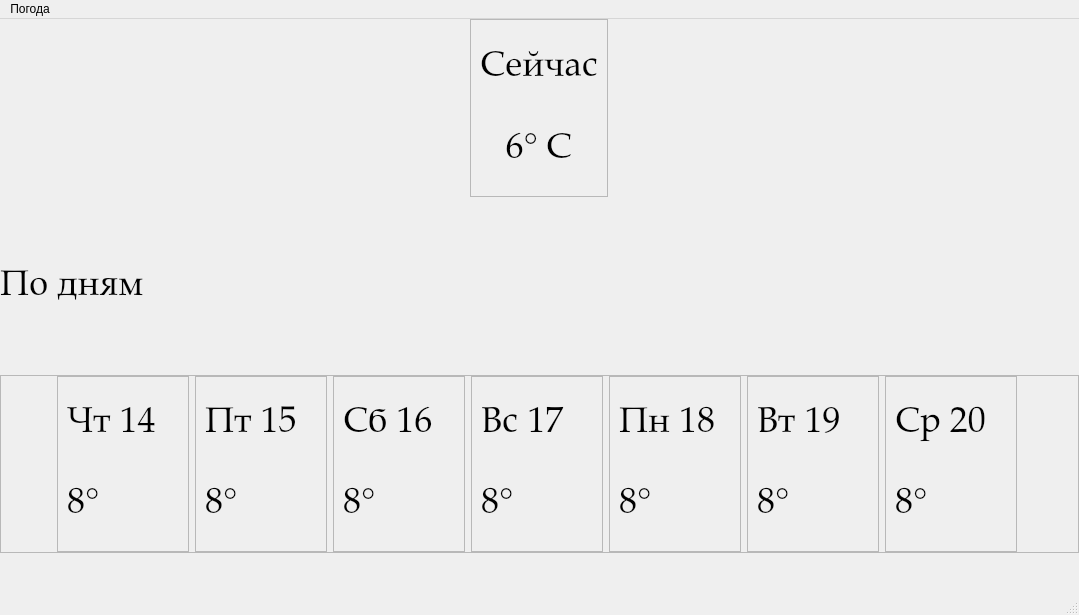
Pizhlo/Weather, file mainwindow.ui: the form before one commit.
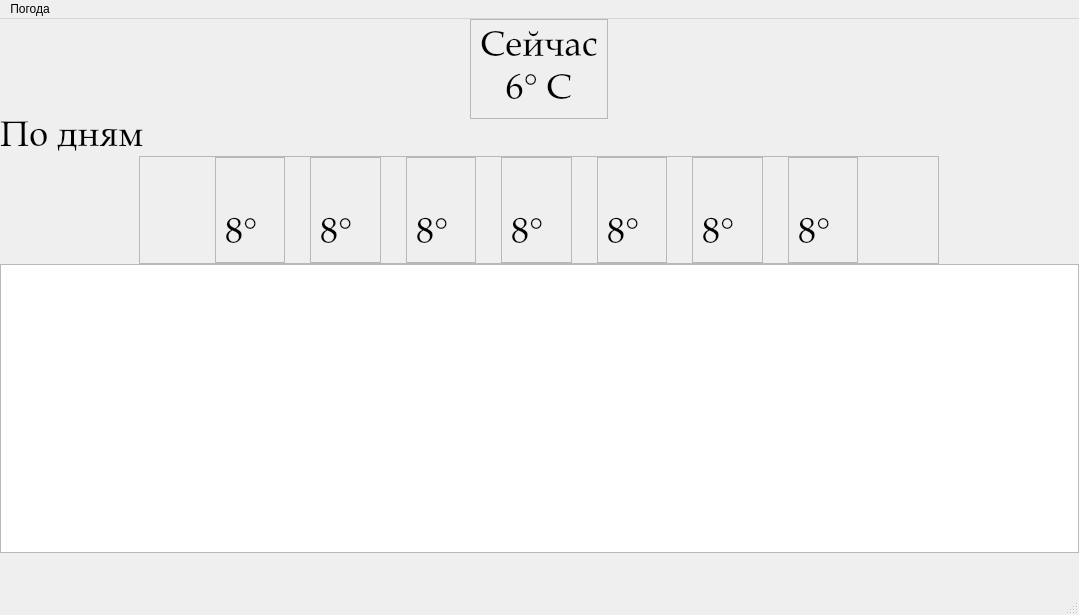
The form after the commit. Icons and pictures are not drawn.

Commit message: added dateOnScreen func; modified replyFinished func; removed downloader class

```diff
--- a/mainwindow.ui
+++ b/mainwindow.ui
@@ -105,8 +105,14 @@
       </property>
      </widget>
     </item>
-    <item>
+    <item alignment="Qt::AlignHCenter">
      <widget class="QFrame" name="frame">
+      <property name="minimumSize">
+       <size>
+        <width>800</width>
+        <height>0</height>
+       </size>
+      </property>
       <property name="frameShape">
        <enum>QFrame::StyledPanel</enum>
       </property>
@@ -114,6 +120,9 @@
        <enum>QFrame::Raised</enum>
       </property>
       <layout class="QHBoxLayout" name="horizontalLayout">
+       <property name="spacing">
+        <number>25</number>
+       </property>
        <property name="leftMargin">
         <number>0</number>
        </property>
@@ -128,15 +137,6 @@
        </property>
        <item>
         <widget class="QPushButton" name="left_button">
-         <property name="enabled">
-          <bool>true</bool>
-         </property>
-         <property name="sizePolicy">
-          <sizepolicy hsizetype="Fixed" vsizetype="Fixed">
-           <horstretch>0</horstretch>
-           <verstretch>0</verstretch>
-          </sizepolicy>
-         </property>
          <property name="minimumSize">
           <size>
            <width>15</width>
@@ -200,7 +200,7 @@
              </font>
             </property>
             <property name="text">
-             <string>Чт 14</string>
+             <string/>
             </property>
            </widget>
           </item>
@@ -238,7 +238,7 @@
              </font>
             </property>
             <property name="text">
-             <string>Пт 15</string>
+             <string/>
             </property>
            </widget>
           </item>
@@ -276,7 +276,7 @@
              </font>
             </property>
             <property name="text">
-             <string>Сб 16</string>
+             <string/>
             </property>
            </widget>
           </item>
@@ -314,7 +314,7 @@
              </font>
             </property>
             <property name="text">
-             <string>Вс 17</string>
+             <string/>
             </property>
            </widget>
           </item>
@@ -352,7 +352,7 @@
              </font>
             </property>
             <property name="text">
-             <string>Пн 18</string>
+             <string/>
             </property>
            </widget>
           </item>
@@ -390,7 +390,7 @@
              </font>
             </property>
             <property name="text">
-             <string>Вт 19</string>
+             <string/>
             </property>
            </widget>
           </item>
@@ -428,7 +428,7 @@
              </font>
             </property>
             <property name="text">
-             <string>Ср 20</string>
+             <string/>
             </property>
            </widget>
           </item>
@@ -494,6 +494,9 @@
       </layout>
      </widget>
     </item>
+    <item>
+     <widget class="QTextBrowser" name="textBrowser"/>
+    </item>
     <item>
      <spacer name="verticalSpacer">
       <property name="orientation">
```
Left out of the diff: 14 changed lines with no effect on the pictures. The commit also changes 7 other files.
